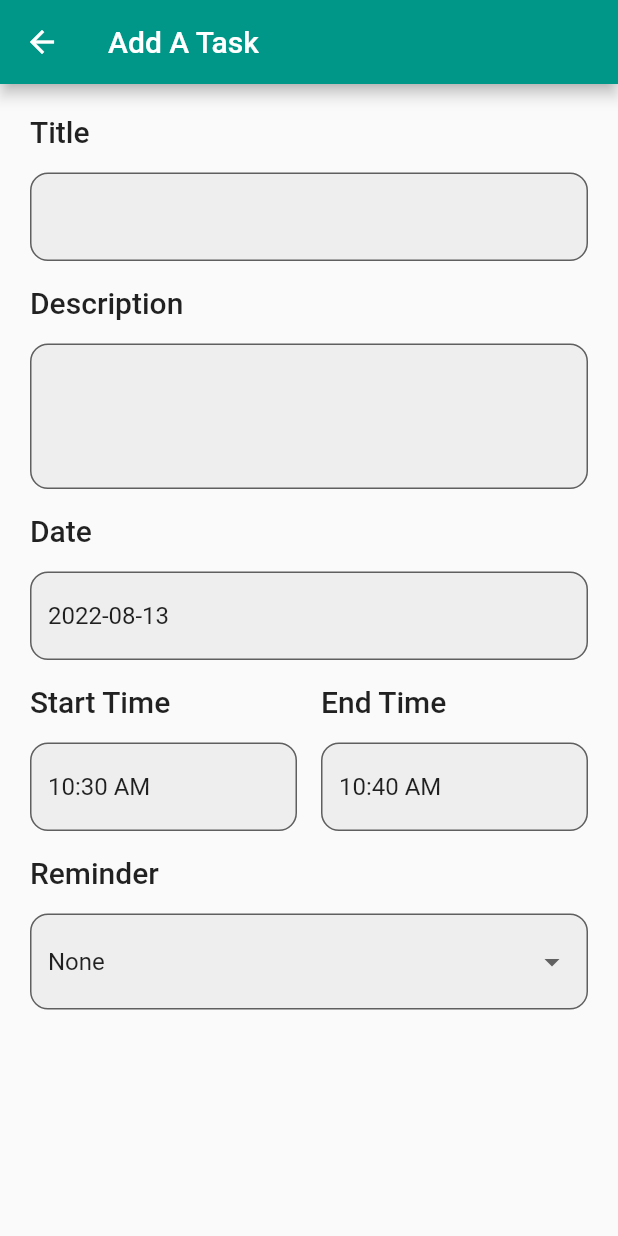
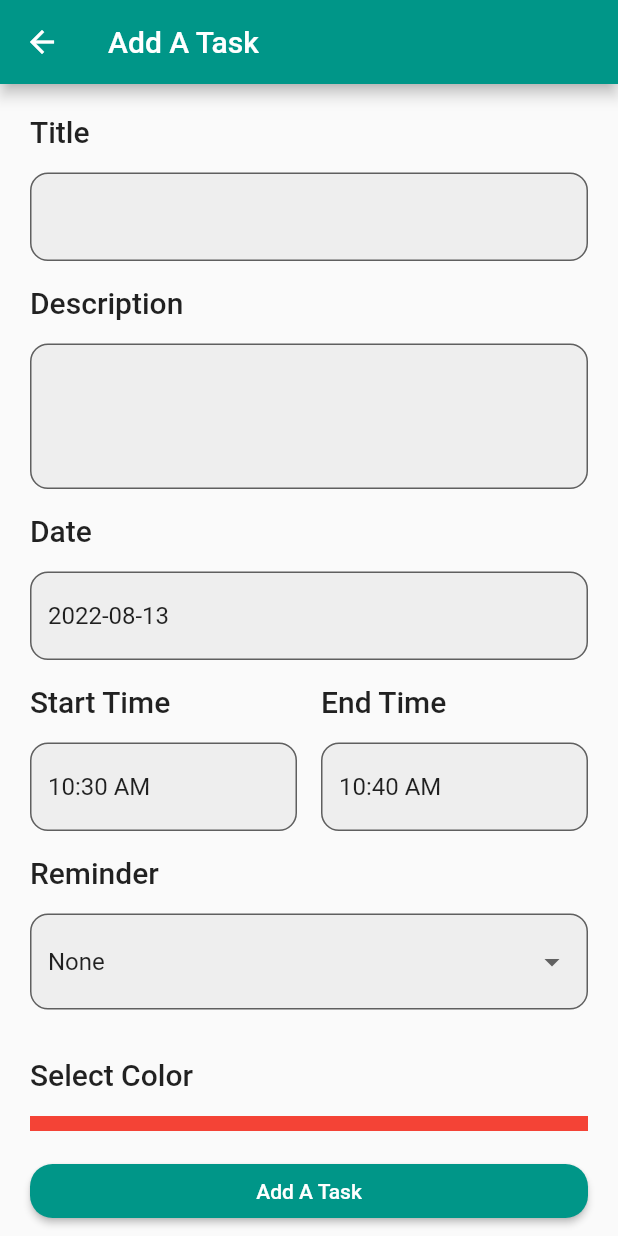
Before and after one commit to the-best-is-best/m_todo_app_tutorial, a Flutter app: the AddATaskView screen opened directly, on a phone screen of 412 x 824 dp. Run offline on Flutter 3.47's test engine with Material 2 defaults, Android fonts, the phone set to English and light mode, and no system bars; our stand-ins replace flutter_colorpicker.

Commit message:
color picker

```diff
--- a/lib/presentation/add_a_task/view/add_a_task_view.dart
+++ b/lib/presentation/add_a_task/view/add_a_task_view.dart
@@ -1,7 +1,9 @@
 import 'package:flutter/material.dart';
+import 'package:flutter_colorpicker/flutter_colorpicker.dart';
 import 'package:intl/intl.dart';
 import 'package:m_todo_app_tutorial/app/extension/extension_build_context.dart';
 import 'package:m_todo_app_tutorial/app/extension/extension_date_time.dart';
+import '../../../app/components/my_elevated_button.dart';
 import '../../../app/components/my_form_field.dart';
 import '../../../app/components/my_text.dart';
 import '../../../domain/models/reminder_models.dart';
@@ -157,7 +159,73 @@ class _AddATaskViewState extends State<AddATaskView> {
                   ],
                 ),
               ],
-            ))
+            )),
+            const SizedBox(height: 16),
+            const SizedBox(height: 16),
+            Column(
+              crossAxisAlignment: CrossAxisAlignment.start,
+              children: [
+                const MyText(
+                  title: "Select Color",
+                  textStyle:
+                      TextStyle(fontSize: 20, fontWeight: FontWeight.w500),
+                ),
+                const SizedBox(height: 16),
+                GestureDetector(
+                  onTap: () {
+                    showDialog(
+                      useRootNavigator: true,
+                      context: context,
+                      barrierDismissible: false,
+                      builder: (BuildContext context) => AlertDialog(
+                        title: Center(child: Text("Select Color")),
+                        content: SingleChildScrollView(
+                          child: Column(
+                            mainAxisSize: MainAxisSize.min,
+                            children: [
+                              Row(
+                                children: [
+                                  IconButton(
+                                      onPressed: () {
+                                        Navigator.of(context).pop();
+                                      },
+                                      icon: Icon(Icons.arrow_back)),
+                                ],
+                              ),
+                              ColorPicker(
+                                pickerColor: Colors.red,
+                                onColorChanged: (color) {
+                                  debugPrint(color.toString());
+                                },
+                              ),
+                            ],
+                          ),
+                        ),
+                        actions: [
+                          MyElevatedButton(
+                            title: "Save",
+                            onPressed: () {
+                              Navigator.of(context).pop();
+                            },
+                          ),
+                        ],
+                      ),
+                    );
+                  },
+                  child: Container(
+                    width: context.width,
+                    height: 10,
+                    color: Colors.red,
+                  ),
+                ),
+              ],
+            ),
+            const SizedBox(height: 16),
+            MyElevatedButton(
+              title: 'Add A Task',
+              onPressed: () {},
+            ),
+            const SizedBox(height: 16),
           ],
         ),
       )),
```
Also changed, not shown: pubspec.yaml (+1 -6 lines), pubspec.lock.
